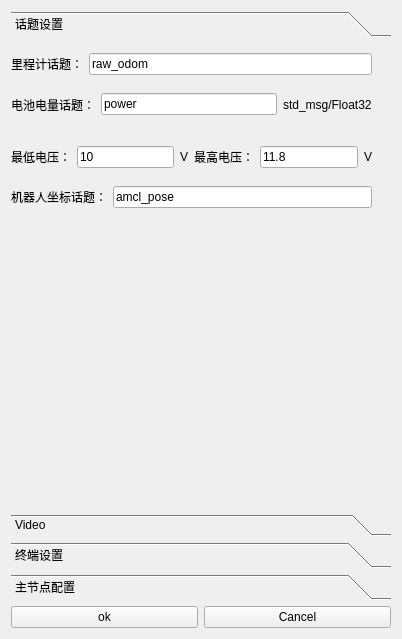
Old version of the form ui/settings.ui in the repository chengyangkj/Ros_Qt5_Gui_App.
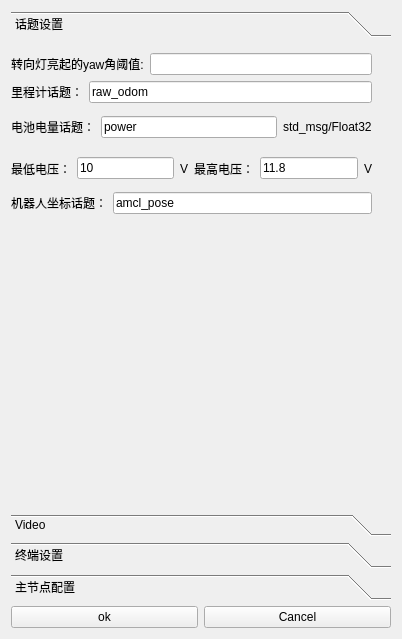
New version of the form. The open tabs and pages were chosen to show the change. Icons and pictures are not drawn.

Commit message: 转向灯功能ui界面更改

The edit to the form file:
```diff
--- a/ui/settings.ui
+++ b/ui/settings.ui
@@ -39,10 +39,24 @@
            <x>0</x>
            <y>10</y>
            <width>361</width>
-           <height>155</height>
+           <height>161</height>
           </rect>
          </property>
          <layout class="QVBoxLayout" name="verticalLayout_5">
+          <item>
+           <layout class="QHBoxLayout" name="horizontalLayout_18">
+            <item>
+             <widget class="QLabel" name="label_7">
+              <property name="text">
+               <string>转向灯亮起的yaw角阈值:</string>
+              </property>
+             </widget>
+            </item>
+            <item>
+             <widget class="QLineEdit" name="lineEdit_turnLightThre"/>
+            </item>
+           </layout>
+          </item>
           <item>
            <layout class="QHBoxLayout" name="horizontalLayout_5">
             <item>
```
Left out of the diff: 10 changed lines with no effect on the pictures. The commit also changes 8 other files.
